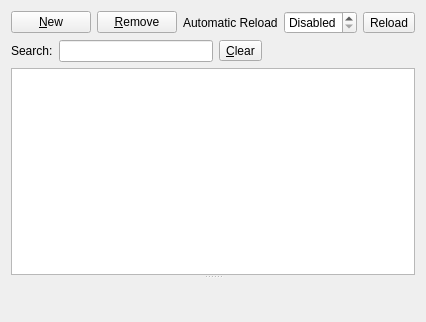
Qt form client/src/pages/page.ui (KDAB/FatCRM) before a commit.
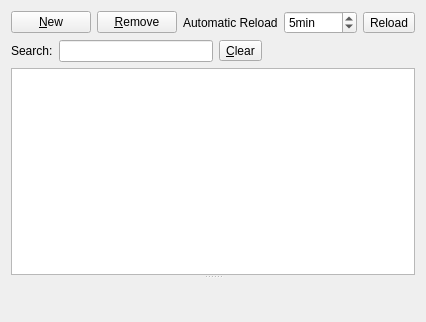
The same form after that commit. Custom widgets are drawn as their Qt base class.

Commit message: akonadiserver says the min sync interval is 5 minutes; act accordingly in the GUI

What changed in the file:
```diff
--- a/client/src/pages/page.ui
+++ b/client/src/pages/page.ui
@@ -58,11 +58,14 @@
        <property name="suffix">
         <string>min</string>
        </property>
+       <property name="minimum">
+        <number>4</number>
+       </property>
        <property name="maximum">
         <number>1000</number>
        </property>
        <property name="value">
-        <number>0</number>
+        <number>5</number>
        </property>
       </widget>
      </item>
```
Left out of the diff: 2 changed lines with no effect on the pictures. The commit also changes 2 other files.
